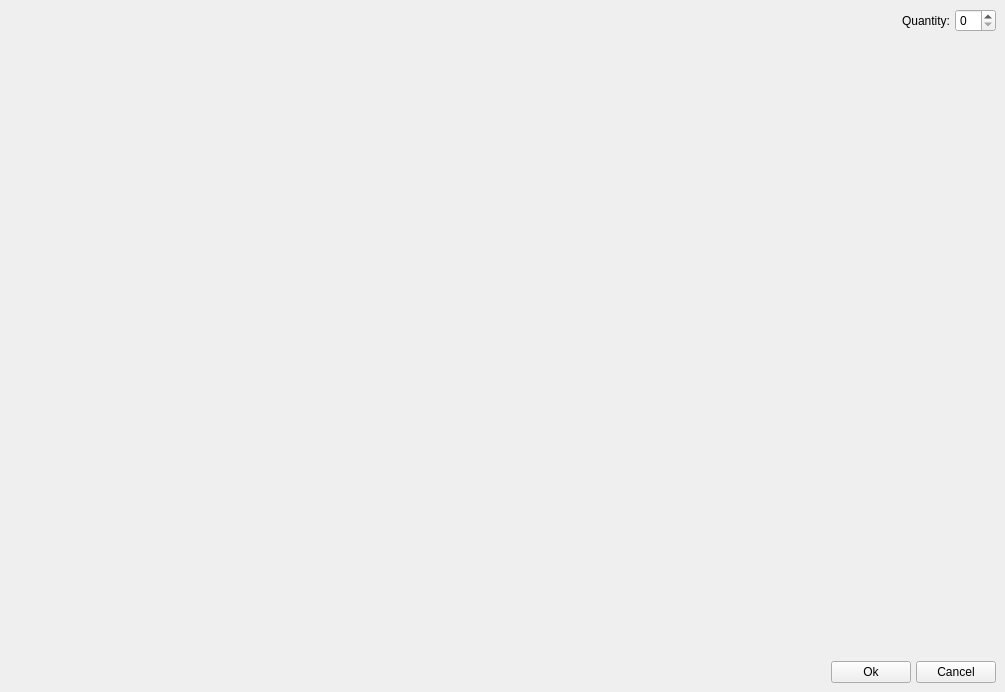
Before: the Qt Designer form UIs/HardwareSelector/hardware_selector.ui in PippoGot/PRJ_Manager_2020, drawn with Qt 5.
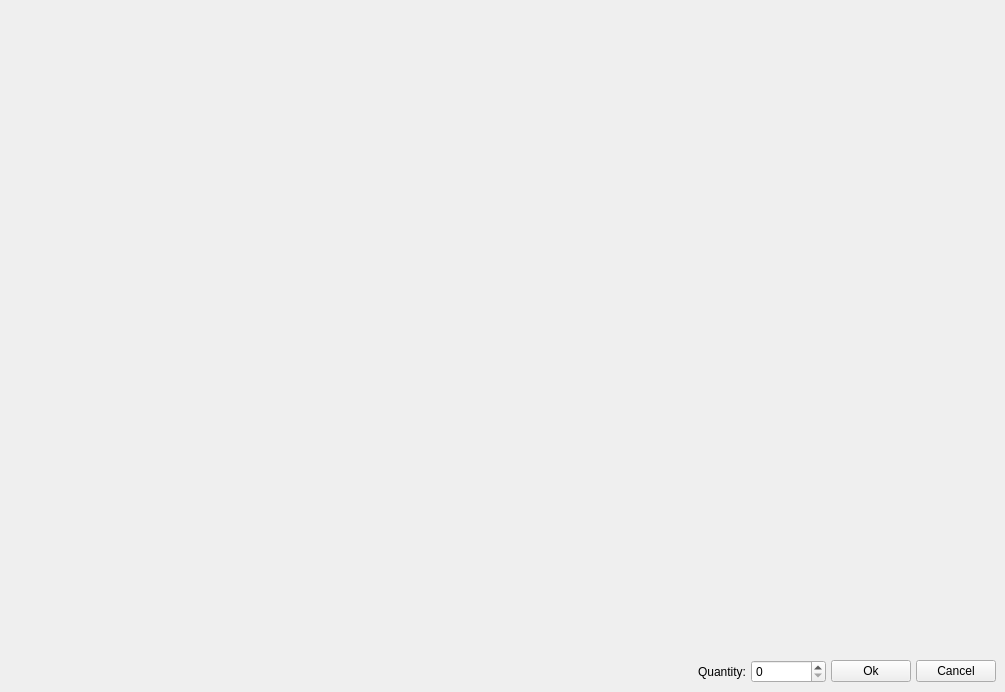
After: the same form once the commit is applied.

What changed in the file:
```diff
--- a/UIs/HardwareSelector/hardware_selector.ui
+++ b/UIs/HardwareSelector/hardware_selector.ui
@@ -35,36 +35,6 @@
    <property name="bottomMargin">
     <number>9</number>
    </property>
-   <item>
-    <layout class="QHBoxLayout" name="horizontalLayout_2">
-     <item>
-      <spacer name="horizontalSpacer_2">
-       <property name="orientation">
-        <enum>Qt::Horizontal</enum>
-       </property>
-       <property name="sizeHint" stdset="0">
-        <size>
-         <width>40</width>
-         <height>20</height>
-        </size>
-       </property>
-      </spacer>
-     </item>
-     <item>
-      <widget class="QLabel" name="label">
-       <property name="text">
-        <string>Quantity:</string>
-       </property>
-       <property name="alignment">
-        <set>Qt::AlignCenter</set>
-       </property>
-      </widget>
-     </item>
-     <item>
-      <widget class="QSpinBox" name="uiQuanity"/>
-     </item>
-    </layout>
-   </item>
    <item>
     <widget class="QWidget" name="uiArchiveView" native="true">
      <property name="sizePolicy">
@@ -104,6 +74,32 @@
        </property>
       </spacer>
      </item>
+     <item>
+      <widget class="QLabel" name="label">
+       <property name="text">
+        <string>Quantity:</string>
+       </property>
+       <property name="alignment">
+        <set>Qt::AlignCenter</set>
+       </property>
+      </widget>
+     </item>
+     <item>
+      <widget class="QSpinBox" name="uiQuanity">
+       <property name="sizePolicy">
+        <sizepolicy hsizetype="Preferred" vsizetype="Fixed">
+         <horstretch>0</horstretch>
+         <verstretch>0</verstretch>
+        </sizepolicy>
+       </property>
+       <property name="minimumSize">
+        <size>
+         <width>75</width>
+         <height>0</height>
+        </size>
+       </property>
+      </widget>
+     </item>
      <item>
       <widget class="QPushButton" name="uiOkBtn">
        <property name="text">
```
